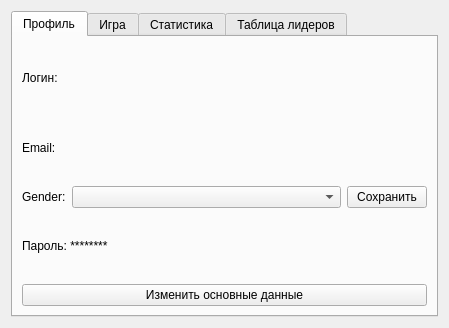
pank-su/Game, file ui/main.ui: the form before one commit.
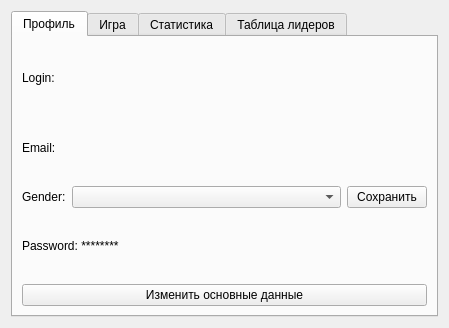
The form after the commit.

Commit message: Ну там интерфейс дальше делается и костыль который избавляет от бага, классика.

The edit to the form file:
```diff
--- a/ui/main.ui
+++ b/ui/main.ui
@@ -39,7 +39,7 @@
        <item>
         <widget class="QLabel" name="label">
          <property name="text">
-          <string>Логин: </string>
+          <string>Login: </string>
          </property>
         </widget>
        </item>
@@ -101,7 +101,7 @@
        <item>
         <widget class="QLabel" name="label_3">
          <property name="text">
-          <string>Пароль: ********</string>
+          <string>Password: ********</string>
          </property>
         </widget>
        </item>
```
The commit also changes 2 other files.
